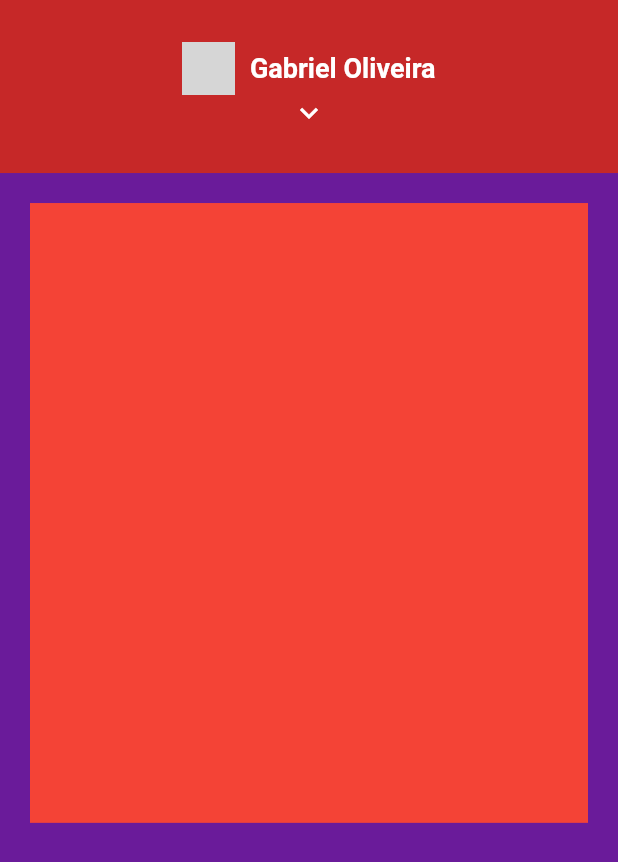
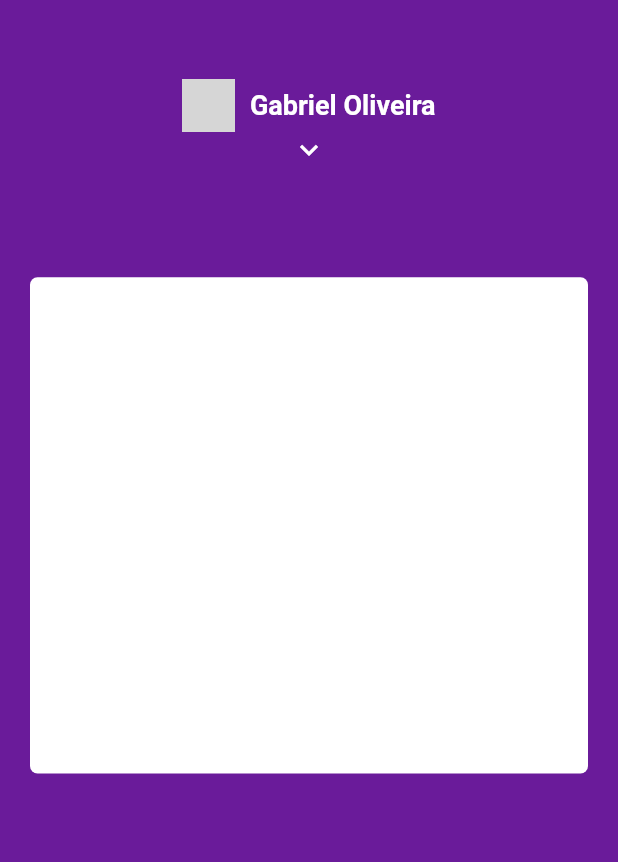
Before and after one commit to gaboliveiradev/app_nubank, a Flutter app: the screen it shows after launch, on a phone screen of 412 x 824 dp. Shown: the top 862 px of the screen. Run offline on Flutter 3.47's test engine with Material 2 defaults, Android fonts, the phone set to English and light mode, and no system bars; network calls fail; grey boxes are pictures that could not be loaded.

Commit message:
criando o  widget card_app.dart + add os 3 cartões na homepage

```diff
--- a/lib/pages/home/home_page.dart
+++ b/lib/pages/home/home_page.dart
@@ -1,3 +1,4 @@
+import 'package:app_nubank/pages/home/widgets/card_app.dart';
 import 'package:app_nubank/pages/home/widgets/my_app_bar.dart';
 import 'package:flutter/material.dart';
 
@@ -36,25 +37,17 @@ class _HomePageState extends State<HomePage> {
             },
           ),
           Positioned(
-            top: _screnHeigth * .14,
-            height: _screnHeigth * .55,
+            top: _screnHeigth * .20,
+            height: _screnHeigth * .45,
             left: 0,
             right: 0,
+            // Como é um PageView e eu add a propriedade "physics: BouncingScrollPhysics()", ele tem esse efeito de carrosel.
             child: PageView(
               physics: BouncingScrollPhysics(),
               children: <Widget>[
-                Padding(
-                  padding: const EdgeInsets.all(20),
-                  child: Container(
-                    color: Colors.red,
-                  ),
-                ),
-                Container(
-                  color: Colors.blue,
-                ),
-                Container(
-                  color: Colors.yellow,
-                ),
+                CardApp(),
+                CardApp(),
+                CardApp(),
               ],
             ),
           ),
--- /dev/null
+++ b/lib/pages/home/widgets/card_app.dart
@@ -0,0 +1,19 @@
+import 'package:flutter/material.dart';
+
+class CardApp extends StatelessWidget {
+  const CardApp({super.key});
+
+  @override
+  Widget build(BuildContext context) {
+    return Padding(
+      padding: const EdgeInsets.all(20),
+      child: Container(
+        // Quando o meu Container tiver um "decorantion > borderRadius" o atributo color, precisa estar dentro dele.
+        decoration: BoxDecoration(
+          borderRadius: BorderRadius.circular(5),
+          color: Colors.white,
+        ),
+      ),
+    );
+  }
+}
--- a/lib/pages/home/widgets/my_app_bar.dart
+++ b/lib/pages/home/widgets/my_app_bar.dart
@@ -21,9 +21,9 @@ class MyAppBar extends StatelessWidget {
         GestureDetector(
           onTap: onTap,
           child: Container(
-            color: Colors.red[800],
-            // Responsividade no aplicativo, adaptavel para diferentes tamanho de telas.
-            height: MediaQuery.of(context).size.height * .14,
+            color: Colors.purple[800],
+            // [Altura do AppBar] Responsividade no aplicativo, adaptavel para diferentes tamanho de telas.
+            height: MediaQuery.of(context).size.height * .20,
             child: Column(
               mainAxisAlignment: MainAxisAlignment.center,
               children: <Widget>[
```
Also changed, not shown: pubspec.lock.
